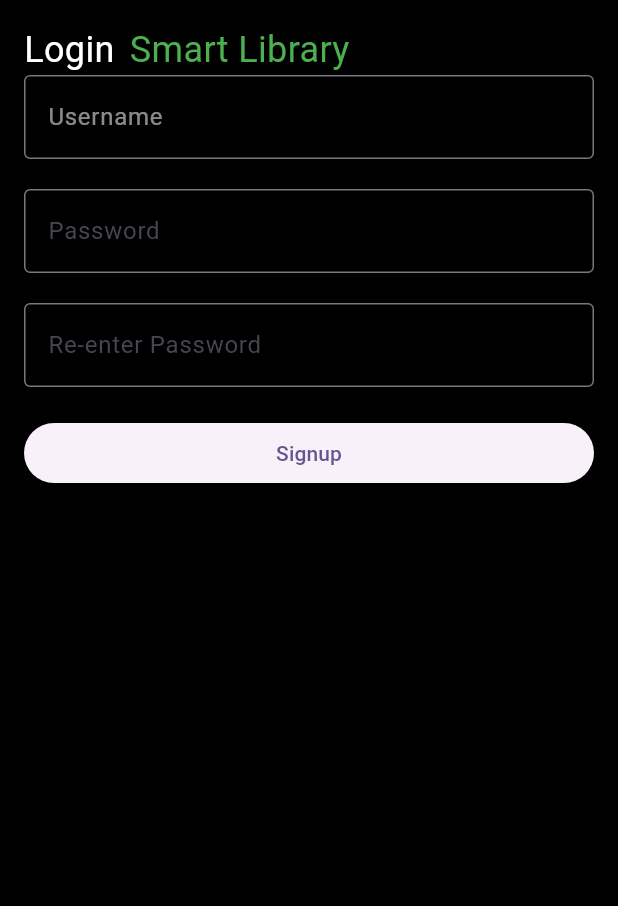
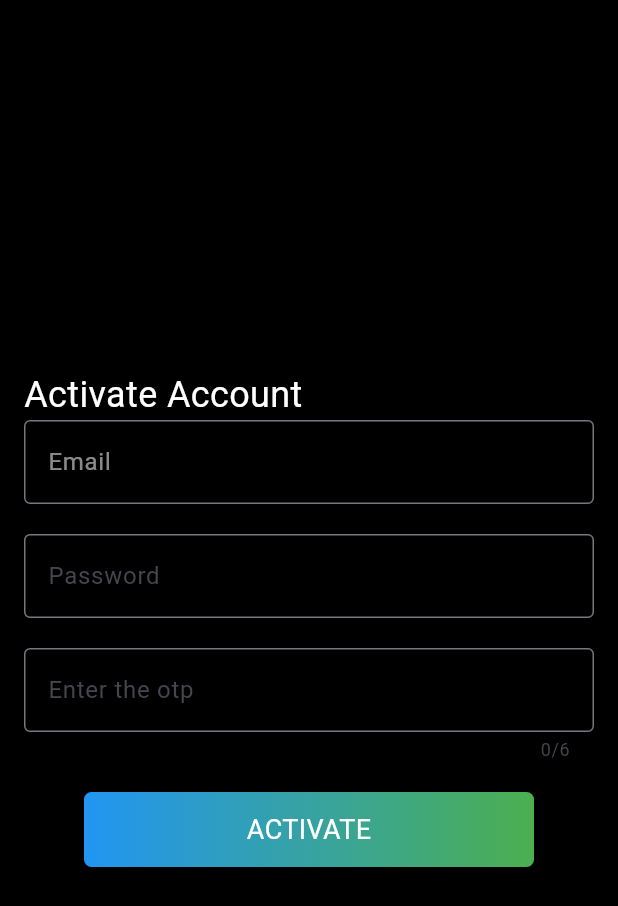
Before and after one commit to girihagama/smart_lms_mobile, a Flutter app: the SignupPage screen opened directly, on a phone screen of 412 x 824 dp. Shown: the top 906 px of the screen. Run offline on Flutter 3.47's test engine with Material 3 defaults, Android fonts, the phone set to English and light mode, and no system bars; our stand-ins replace dio, firebase_core, firebase_remote_config, flutter_easyloading, flutter_svg, lucide_icons and 1 more; accounts and stored records are empty; network calls fail.

Commit message:
Login function updated

```diff
--- a/lib/view/signup.dart
+++ b/lib/view/signup.dart
@@ -1,5 +1,9 @@
+import 'dart:convert';
+import 'package:flutter_easyloading/flutter_easyloading.dart';
 import 'package:flutter/material.dart';
-
+import 'package:http/http.dart' as http;
+import 'package:smart_lms/controller/apiclient.dart';
+import 'package:smart_lms/view/home.dart';
 
 class SignupPage extends StatefulWidget {
   @override
@@ -7,8 +11,10 @@ class SignupPage extends StatefulWidget {
 }
 
 class _SignupPageState extends State<SignupPage> {
-  final _usernameController = TextEditingController();
+  final _emailController = TextEditingController();
   final _passwordController = TextEditingController();
+  final _otpController = TextEditingController();
+
   final _formKey = GlobalKey<FormState>();
 
   String _errorMessage = '';
@@ -19,12 +25,38 @@ class _SignupPageState extends State<SignupPage> {
         _errorMessage = '';
       });
 
-      print('Username: ${_usernameController.text}');
+      print('Username: ${_emailController.text}');
       print('Password: ${_passwordController.text}');
     } else {
       setState(() {
         _errorMessage = 'Please enter both username and password';
       });
+    }
+  }
+
+  Future<bool> activateAccount(
+    { required String password,required String email, required String otp}) async {
+    final bodyParam = {"password": password};
+    try {
+      final response = await ApiClient.call('verify/$email/$otp', ApiMethod.POST,
+      data: bodyParam
+      );
+
+
+
+      if (response?.statusCode == 200) {
+        final Map<String, dynamic> responseData = json.decode(response?.data);
+
+        if (responseData["action"] == true) {
+          return true;
+        } else {
+          return false;
+        }
+      } else {
+        return false;
+      }
+    } catch (e) {
+      return false;
     }
   }
 
@@ -43,39 +75,36 @@ class _SignupPageState extends State<SignupPage> {
             mainAxisAlignment: MainAxisAlignment.center,
             crossAxisAlignment: CrossAxisAlignment.center,
             children: <Widget>[
-                     Row(
+              Spacer(),
+              Row(
                 children: [
                   Text(
-                    'Login',
+                    'Activate Account',
                     style: TextStyle(color: Colors.white, fontSize: 24),
                   ),
                   SizedBox(
                     width: 10,
                   ),
-                  Text(
-                    'Smart Library',
-                    style: TextStyle(color: Colors.green, fontSize: 24),
-                  )
                 ],
               ),
-
               TextFormField(
                 style: TextStyle(color: Colors.white),
-                controller: _usernameController,
+                controller: _emailController,
                 decoration: const InputDecoration(
                   labelStyle: TextStyle(color: Colors.white54),
-                  labelText: 'Username',
+                  labelText: 'Email',
                   border: OutlineInputBorder(),
                 ),
                 validator: (value) {
                   if (value == null || value.isEmpty) {
-                    return 'Please enter a username';
+                    return 'Please enter a email';
                   }
                   return null;
                 },
               ),
               const SizedBox(height: 20),
               TextFormField(
+                style: TextStyle(color: Colors.white),
                 controller: _passwordController,
                 obscureText: true,
                 decoration: const InputDecoration(
@@ -89,12 +118,14 @@ class _SignupPageState extends State<SignupPage> {
                   return null;
                 },
               ),
-            const   SizedBox(height: 20),
-               TextFormField(
-                controller: _passwordController,
+              const SizedBox(height: 20),
+              TextFormField(
+                style: TextStyle(color: Colors.white),
+                maxLength: 6,
+                controller: _otpController,
                 obscureText: true,
                 decoration: const InputDecoration(
-                  labelText: 'Re-enter Password',
+                  labelText: 'Enter the otp',
                   border: OutlineInputBorder(),
                 ),
                 validator: (value) {
@@ -107,16 +138,43 @@ class _SignupPageState extends State<SignupPage> {
               if (_errorMessage.isNotEmpty)
                 Text(
                   _errorMessage,
-                  style:const TextStyle(color: Colors.red),
+                  style: const TextStyle(color: Colors.red),
                 ),
-            const  SizedBox(height: 20),
-              ElevatedButton(
-                onPressed: _signup,
-                style: ElevatedButton.styleFrom(
-                  minimumSize:const  Size(double.infinity, 40),
+              const SizedBox(height: 20),
+                         GestureDetector(
+                onTap: () async{
+                   final res =  await  activateAccount(
+                    email: _emailController.text.trim(),
+                    password: _passwordController.text.trim(),
+                    otp: _otpController.text.trim()
+                  );
+                  if(res== true){
+                   await EasyLoading.showSuccess('User Activated');
+                    Navigator.push(context, MaterialPageRoute(builder: (context){
+                      return HomePage();
+                    }));
+                  }else{
+
+                    EasyLoading.showError('Something went wrong');
+                  }
+                },
+                child: Container(
+                  height: 50,
+                  width: 300,
+                  child: Center(
+                      child: Text(
+                    'ACTIVATE',
+                    style: TextStyle(fontSize: 18, color: Colors.white),
+                  )),
+                  decoration: BoxDecoration(
+                      borderRadius: BorderRadius.circular(5),
+                      gradient: LinearGradient(colors: [
+                        Colors.blue,
+                        Colors.green,
+                      ])),
                 ),
-                child: const Text('Signup'),
               ),
+
               Spacer()
             ],
           ),
--- a/pubspec.yaml
+++ b/pubspec.yaml
@@ -38,6 +38,9 @@ dependencies:
   sqflite: ^2.3.3+1
   flutter_svg: ^2.0.17
   lucide_icons: ^0.257.0
+  firebase_remote_config: ^5.4.2
+  flutter_easyloading: ^3.0.5
+  dio: ^5.8.0+1
 
 dev_dependencies:
   flutter_test:
```
Also changed, not shown: lib/controller/apiclient.dart (added, +157 -0 lines), lib/main.dart (+7 -1 lines), lib/model/common.dart (added, +10 -0 lines), lib/view/login.dart (+100 -24 lines), pubspec.lock, 8 other files.
